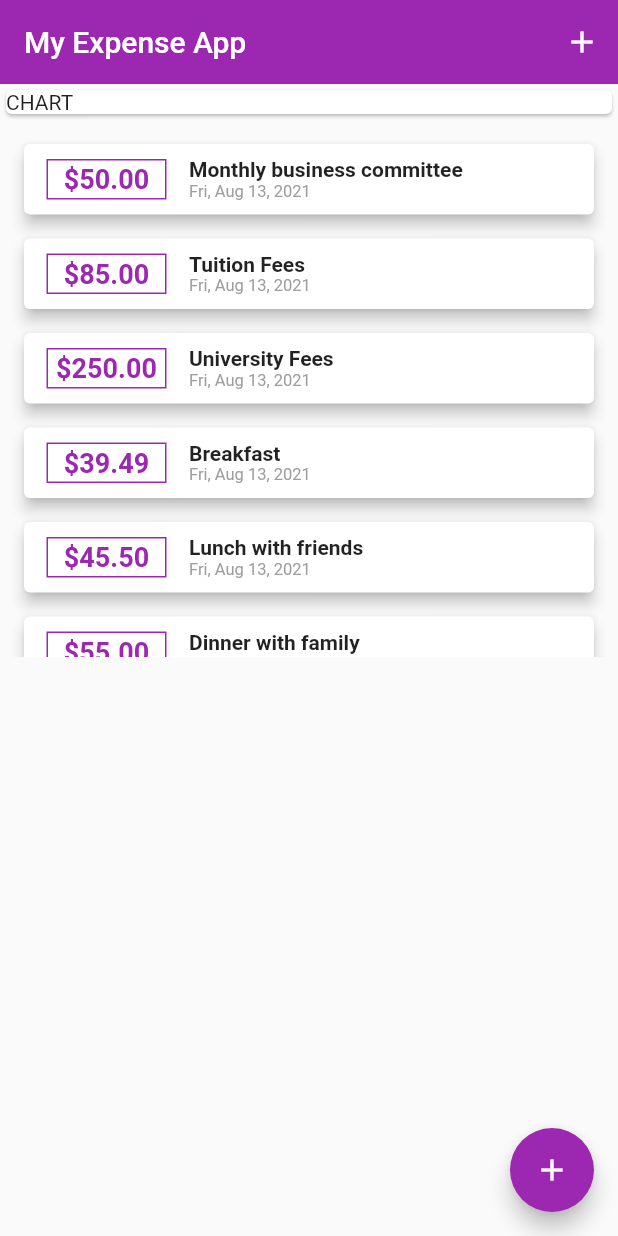
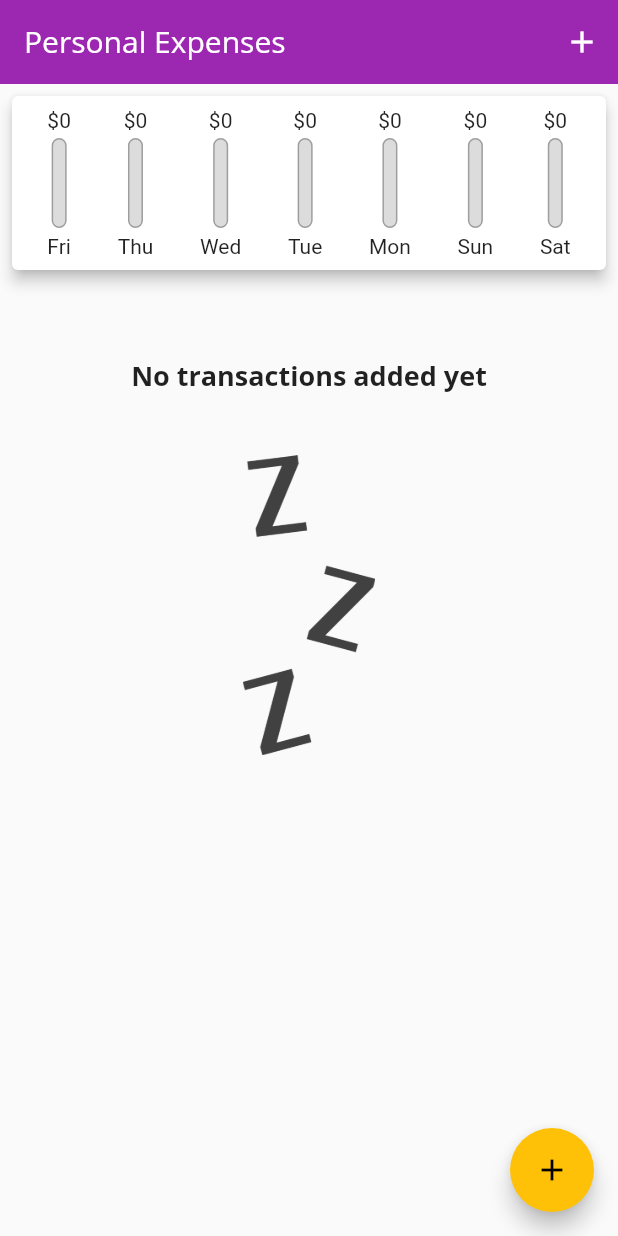
Before and after one commit to JahangirJadi/FlutterPersonalExpense, a Flutter app: the screen it shows after launch, on a phone screen of 412 x 824 dp. Run offline on Flutter 3.47's test engine with Material 2 defaults, Android fonts, the phone set to English and light mode, and no system bars.

Commit message:
Bar Chart added

```diff
--- a/lib/main.dart
+++ b/lib/main.dart
@@ -1,5 +1,6 @@
 import 'package:flutter/cupertino.dart';
 import 'package:flutter/material.dart';
+import 'package:flutter_expense_app/widgets/chart.dart';
 import 'package:flutter_expense_app/widgets/new_transaction.dart';
 import 'package:flutter_expense_app/widgets/transaction_list.dart';
 
@@ -8,16 +9,34 @@ import 'models/transaction.dart';
 void main() {
   runApp(MyApp());
 }
+
 class MyApp extends StatelessWidget {
   @override
   Widget build(BuildContext context) {
     return MaterialApp(
-      title: 'Flutter App',
+      theme: ThemeData(
+          textTheme: ThemeData
+              .light()
+              .textTheme
+              .copyWith(
+              title: TextStyle(
+                  fontFamily: 'OpenSans',
+                  fontSize: 18.0,
+                  fontWeight: FontWeight.bold)),
+          appBarTheme: AppBarTheme(
+              textTheme: ThemeData
+                  .light()
+                  .textTheme
+                  .copyWith(
+                  title: TextStyle(fontFamily: 'OpenSans', fontSize: 20.0))),
+          primarySwatch: Colors.purple,
+          accentColor: Colors.amber,
+          fontFamily: 'QuickSand'),
+      title: 'Personal Expenses',
       home: MyHomePage(),
     );
   }
 }
-
 
 class MyHomePage extends StatefulWidget {
   @override
@@ -25,64 +44,74 @@ class MyHomePage extends StatefulWidget {
 }
 
 class _MyHomePageState extends State<MyHomePage> {
+  final List<Transaction> _userTransaction = [
+    // Transaction(
+    //   id: 't1',
+    //   title: 'Monthly business committee',
+    //   amount: 50.00,
+    //   date: DateTime.now(),
+    // ),
+    // Transaction(
+    //   id: 't1',
+    //   title: 'Tuition Fees',
+    //   amount: 85.00,
+    //   date: DateTime.now(),
+    // ),
+    // Transaction(
+    //   id: 't1',
+    //   title: 'University Fees',
+    //   amount: 250.00,
+    //   date: DateTime.now(),
+    // ),
+    // Transaction(
+    //   id: 't1',
+    //   title: 'Breakfast',
+    //   amount: 39.49,
+    //   date: DateTime.now(),
+    // ),
+    // Transaction(
+    //   id: 't1',
+    //   title: 'Lunch with friends',
+    //   amount: 45.50,
+    //   date: DateTime.now(),
+    // ),
+    // Transaction(
+    //   id: 't1',
+    //   title: 'Dinner with family',
+    //   amount: 55.00,
+    //   date: DateTime.now(),
+    // ),
+    // Transaction(
+    //   id: 't1',
+    //   title: 'Shopping',
+    //   amount: 72.35,
+    //   date: DateTime.now(),
+    // ),
+    // Transaction(
+    //   id: 't1',
+    //   title: 'New Shoes',
+    //   amount: 69.99,
+    //   date: DateTime.now(),
+    // ),
+    // Transaction(
+    //   id: 't2',
+    //   title: 'Weekly Groceries',
+    //   amount: 50.5,
+    //   date: DateTime.now(),
+    // ),
+  ];
 
+  List<Transaction> trans = [];
 
-  final List<Transaction> _userTransaction = [
-    Transaction(
-      id: 't1',
-      title: 'Monthly business committee',
-      amount: 50.00,
-      date: DateTime.now(),
+  List<Transaction> get _recentTransaction {
+    return _userTransaction.where((tx) {
+      return tx.date.isAfter(
+        DateTime.now().subtract(
+          Duration(days: 7),
         ),
-    Transaction(
-      id: 't1',
-      title: 'Tuition Fees',
-      amount: 85.00,
-      date: DateTime.now(),
-    ),
-    Transaction(
-      id: 't1',
-      title: 'University Fees',
-      amount: 250.00,
-      date: DateTime.now(),
-    ),
-    Transaction(
-      id: 't1',
-      title: 'Breakfast',
-      amount: 39.49,
-      date: DateTime.now(),
-    ),
-    Transaction(
-      id: 't1',
-      title: 'Lunch with friends',
-      amount: 45.50,
-      date: DateTime.now(),
-    ),
-    Transaction(
-      id: 't1',
-      title: 'Dinner with family',
-      amount: 55.00,
-      date: DateTime.now(),
-    ),
-    Transaction(
-      id: 't1',
-      title: 'Shopping',
-      amount: 72.35,
-      date: DateTime.now(),
-    ),
-    Transaction(
-      id: 't1',
-      title: 'New Shoes',
-      amount: 69.99,
-      date: DateTime.now(),
-    ),
-    Transaction(
-      id: 't2',
-      title: 'Weekly Groceries',
-      amount: 50.5,
-      date: DateTime.now(),
-    ),
-  ];
+      );
+    }).toList();
+  }
 
   void _addNewTransaction(String title, double amount) {
     final newTx = Transaction(
@@ -97,47 +126,42 @@ class _MyHomePageState extends State<MyHomePage> {
     });
   }
 
-  void _showTransactionModal(BuildContext ctx){
-    showModalBottomSheet(context: ctx, builder: (_) {
-
+  void _showTransactionModal(BuildContext ctx) {
+    showModalBottomSheet(
+      context: ctx,
+      builder: (_) {
         return NewTransaction(_addNewTransaction);
-    },);
+      },
+    );
   }
 
   @override
   Widget build(BuildContext context) {
     return Scaffold(
-
         floatingActionButton: FloatingActionButton(
-          backgroundColor: Colors.purple,
-          onPressed: (){
+          onPressed: () {
             _showTransactionModal(context);
           },
           child: Icon(Icons.add),
         ),
         appBar: AppBar(
           actions: [
-              IconButton(onPressed: (){
+            IconButton(
+                onPressed: () {
                   _showTransactionModal(context);
-              }, icon: Icon(Icons.add))
+                },
+                icon: Icon(Icons.add))
           ],
-            title: Text("My Expense App"),
-            backgroundColor: Colors.purple,
+          title: Text("Personal Expenses"),
           elevation: 0,
         ),
         body: SingleChildScrollView(
           child: Column(
             children: [
-                Card(
-                  child: Container(
-                    child: Text('CHART'),
-                    width: double.infinity,
-                  ),
-                ),
+              Chart(_recentTransaction),
               TransactionList(_userTransaction),
             ],
           ),
         ));
-
   }
 }
--- /dev/null
+++ b/lib/widgets/chart.dart
@@ -0,0 +1,58 @@
+import 'package:flutter/material.dart';
+import 'package:flutter_expense_app/models/transaction.dart';
+import 'package:flutter_expense_app/widgets/chart_bar.dart';
+import 'package:intl/intl.dart';
+
+class Chart extends StatelessWidget {
+  final List<Transaction> last7DaysTransactions;
+
+  List<Map<String, Object>> get groupedTransactionValues {
+    return List.generate(7, (index) {
+      final weekDay = DateTime.now().subtract(Duration(days: index));
+
+      var totalSum = 0.0;
+
+      for (var i = 0; i < last7DaysTransactions.length; i++) {
+        if (last7DaysTransactions[i].date.day == weekDay.day &&
+            last7DaysTransactions[i].date.month == weekDay.month &&
+            last7DaysTransactions[i].date.year == weekDay.year) {
+          totalSum += last7DaysTransactions[i].amount;
+        }
+      }
+
+      return {
+        'day': DateFormat.E().format(weekDay),
+        'amount': totalSum,
+      };
+    });
+  }
+
+  double get totalMaxSpending {
+    return groupedTransactionValues.fold(0.0, (sum, item) {
+      return sum + (item['amount'] as double);
+    });
+  }
+
+  Chart(this.last7DaysTransactions);
+
+  @override
+  Widget build(BuildContext context) {
+    return Card(
+      elevation: 4,
+      margin: EdgeInsets.all(8),
+      child: Padding(
+        padding: const EdgeInsets.all(8.0),
+        child: Row(
+          mainAxisAlignment: MainAxisAlignment.spaceAround,
+          children: groupedTransactionValues.map((data) {
+            return ChartBar(
+              (data['day'] as String),
+              (data['amount'] as double),
+              totalMaxSpending == 0?0.0:(data['amount'] as double) / totalMaxSpending,
+            );
+          }).toList(),
+        ),
+      ),
+    );
+  }
+}
--- /dev/null
+++ b/lib/widgets/chart_bar.dart
@@ -0,0 +1,46 @@
+import 'package:flutter/material.dart';
+
+class ChartBar extends StatelessWidget {
+  final String label;
+  final double spendingAmount;
+  final double spendingPctOfTotal;
+
+  ChartBar(this.label, this.spendingAmount, this.spendingPctOfTotal);
+
+  @override
+  Widget build(BuildContext context) {
+    return Column(
+      children: [
+        Text('\$${spendingAmount.toStringAsFixed(0)}'),
+        SizedBox(
+          height: 4,
+        ),
+        Container(
+          height: 60,
+          width: 10,
+          child: Stack(
+            children: [
+              Container(
+                decoration: BoxDecoration(
+                  border: Border.all(color:Colors.grey,width: 1),
+                  color: Color.fromRGBO(220, 220, 220, 1),
+                  borderRadius: BorderRadius.circular(10),
+                ),
+              ),
+              FractionallySizedBox(heightFactor: spendingPctOfTotal,
+              child: Container(
+                decoration: BoxDecoration(color: Theme.of(context).primaryColor,
+                borderRadius: BorderRadius.circular(10),),
+
+              ),)
+            ],
+          ),
+        ),
+        SizedBox(
+          height: 4,
+        ),
+        Text(label),
+      ],
+    );
+  }
+}
--- a/lib/widgets/new_transaction.dart
+++ b/lib/widgets/new_transaction.dart
@@ -1,11 +1,18 @@
 import 'package:flutter/material.dart';
 
-class NewTransaction extends StatelessWidget {
+class NewTransaction extends StatefulWidget {
   final Function addTransactionHandler;
-  final titleController = TextEditingController();
-  final amountController = TextEditingController();
 
   NewTransaction(this.addTransactionHandler);
+
+  @override
+  _NewTransactionState createState() => _NewTransactionState();
+}
+
+class _NewTransactionState extends State<NewTransaction> {
+  final titleController = TextEditingController();
+
+  final amountController = TextEditingController();
 
   void submitData() {
     final title = titleController.text;
@@ -15,7 +22,7 @@ class NewTransaction extends StatelessWidget {
       return;
     }
 
-    addTransactionHandler(
+    widget.addTransactionHandler(
         titleController.text, double.parse(amountController.text));
   }
 
--- a/lib/widgets/transaction_list.dart
+++ b/lib/widgets/transaction_list.dart
@@ -12,7 +12,27 @@ class TransactionList extends StatelessWidget {
     return Container(
       margin: EdgeInsets.all(8),
       height: 350,
-      child: ListView.builder (
+      child: _userTransaction.isEmpty
+          ? Column(
+              mainAxisAlignment: MainAxisAlignment.center,
+              children: [
+                Text(
+                  'No transactions added yet',
+                  style: Theme.of(context).textTheme.title,
+                ),
+                SizedBox(
+                  height: 40,
+                ),
+                Container(
+                  child: Image.asset(
+                    'assets/images/waiting.png',
+                    fit: BoxFit.cover,
+                  ),
+                  height: 200,
+                )
+              ],
+            )
+          : ListView.builder(
               itemCount: _userTransaction.length,
               itemBuilder: (context, index) {
                 return Card(
@@ -26,7 +46,7 @@ class TransactionList extends StatelessWidget {
                           style: TextStyle(
                             fontWeight: FontWeight.bold,
                             fontSize: 18,
-                      color: Colors.purple,
+                            color: Theme.of(context).primaryColor,
                           ),
                         ),
                         margin: EdgeInsets.symmetric(
@@ -35,25 +55,26 @@ class TransactionList extends StatelessWidget {
                         ),
                         decoration: BoxDecoration(
                           border: Border.all(
-                      color: Colors.purple,
+                            color: Theme.of(context).primaryColor,
                             width: 1.0,
                           ),
                         ),
-                  padding: EdgeInsets.symmetric(vertical: 2, horizontal: 4),
+                        padding:
+                            EdgeInsets.symmetric(vertical: 2, horizontal: 4),
                         width: 80,
                         alignment: Alignment.center,
                       ),
                       Column(
                         crossAxisAlignment: CrossAxisAlignment.start,
                         children: [
-                    Text(
-                      _userTransaction[index].title,
-                      style: TextStyle(
-                          fontSize: 14, fontWeight: FontWeight.bold),
-                      textAlign: TextAlign.start,
+                          Container(
+                            width: 200,
+                            child: Text(_userTransaction[index].title,
+                                style: Theme.of(context).textTheme.title),
                           ),
                           Text(
-                      DateFormat.yMMMEd().format(_userTransaction[index].date),
+                            DateFormat.yMMMEd()
+                                .format(_userTransaction[index].date),
                             style: TextStyle(
                               color: Colors.grey,
                               fontSize: 11,
@@ -66,7 +87,6 @@ class TransactionList extends StatelessWidget {
                   ),
                 );
               },
-
             ),
     );
   }
--- a/lib/widgets/user_transaction.dart
+++ b/lib/widgets/user_transaction.dart
@@ -10,60 +10,60 @@ class UserTransactions extends StatefulWidget {
 
 class _UserTransactionsState extends State<UserTransactions> {
   final List<Transaction> _userTransaction = [
-    Transaction(
-      id: 't1',
-      title: 'Monthly business committee',
-      amount: 50.00,
-      date: DateTime.now(),
-    ),
-    Transaction(
-      id: 't1',
-      title: 'Tuition Fees',
-      amount: 85.00,
-      date: DateTime.now(),
-    ),
-    Transaction(
-      id: 't1',
-      title: 'University Fees',
-      amount: 250.00,
-      date: DateTime.now(),
-    ),
-    Transaction(
-      id: 't1',
-      title: 'Breakfast',
-      amount: 39.49,
-      date: DateTime.now(),
-    ),
-    Transaction(
-      id: 't1',
-      title: 'Lunch with friends',
-      amount: 45.50,
-      date: DateTime.now(),
-    ),
-    Transaction(
-      id: 't1',
-      title: 'Dinner with family',
-      amount: 55.00,
-      date: DateTime.now(),
-    ),
-    Transaction(
-      id: 't1',
-      title: 'Shopping',
-      amount: 72.35,
-      date: DateTime.now(),
-    ),
-    Transaction(
-      id: 't1',
-      title: 'New Shoes',
-      amount: 69.99,
-      date: DateTime.now(),
-    ),
-    Transaction(
-      id: 't2',
-      title: 'Weekly Groceries',
-      amount: 50.5,
-      date: DateTime.now(),
-    ),
+    // Transaction(
+    //   id: 't1',
+    //   title: 'Monthly business committee',
+    //   amount: 50.00,
+    //   date: DateTime.now(),
+    // ),
+    // Transaction(
+    //   id: 't1',
+    //   title: 'Tuition Fees',
+    //   amount: 85.00,
+    //   date: DateTime.now(),
+    // ),
+    // Transaction(
+    //   id: 't1',
+    //   title: 'University Fees',
+    //   amount: 250.00,
+    //   date: DateTime.now(),
+    // ),
+    // Transaction(
+    //   id: 't1',
+    //   title: 'Breakfast',
+    //   amount: 39.49,
+    //   date: DateTime.now(),
+    // ),
+    // Transaction(
+    //   id: 't1',
+    //   title: 'Lunch with friends',
+    //   amount: 45.50,
+    //   date: DateTime.now(),
+    // ),
+    // Transaction(
+    //   id: 't1',
+    //   title: 'Dinner with family',
+    //   amount: 55.00,
+    //   date: DateTime.now(),
+    // ),
+    // Transaction(
+    //   id: 't1',
+    //   title: 'Shopping',
+    //   amount: 72.35,
+    //   date: DateTime.now(),
+    // ),
+    // Transaction(
+    //   id: 't1',
+    //   title: 'New Shoes',
+    //   amount: 69.99,
+    //   date: DateTime.now(),
+    // ),
+    // Transaction(
+    //   id: 't2',
+    //   title: 'Weekly Groceries',
+    //   amount: 50.5,
+    //   date: DateTime.now(),
+    // ),
   ];
 
   void _addNewTransaction(String title, double amount) {
@@ -84,7 +84,8 @@ class _UserTransactionsState extends State<UserTransactions> {
     return Column(
       children: [
         NewTransaction(_addNewTransaction),
-        TransactionList(_userTransaction),
+       TransactionList(_userTransaction),
+
       ],
     );
   }
```
Also changed, not shown: pubspec.yaml (+16 -9 lines), assets/fonts/OpenSans-Bold.ttf (added), assets/fonts/OpenSans-Regular.ttf (added), assets/fonts/Quicksand-Bold.ttf (added), assets/fonts/Quicksand-Light.ttf (added), assets/fonts/Quicksand-Medium.ttf (added), assets/fonts/Quicksand-Regular.ttf (added), assets/images/waiting.png (added). Lines whose indentation alone changed are shown as unchanged.
